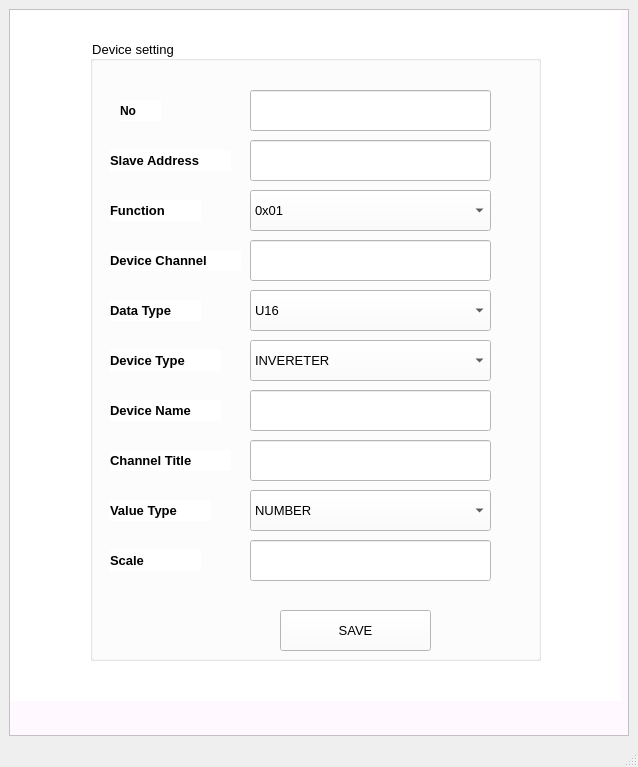
First picture: the form in Thesis/configUI/NEWUI/slave.ui, repository tnt310/ptn209b3, before the edit.
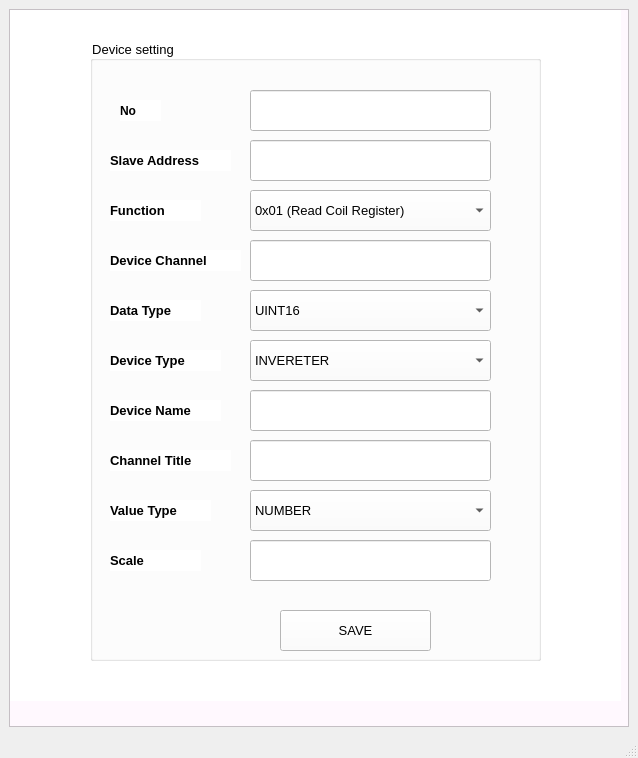
Second picture: the form after the edit.

Diff of the .ui file:
```diff
--- a/Thesis/configUI/NEWUI/slave.ui
+++ b/Thesis/configUI/NEWUI/slave.ui
@@ -7,7 +7,7 @@
     <x>0</x>
     <y>0</y>
     <width>638</width>
-    <height>767</height>
+    <height>758</height>
    </rect>
   </property>
   <property name="windowTitle">
@@ -30,7 +30,7 @@
          <x>0</x>
          <y>0</y>
          <width>614</width>
-         <height>692</height>
+         <height>683</height>
         </rect>
        </property>
        <widget class="QFrame" name="seial_workspace">
@@ -175,7 +175,7 @@
           </property>
           <item>
            <property name="text">
-            <string>0x01</string>
+            <string>0x01 (Read Coil Register)</string>
            </property>
           </item>
           <item>
@@ -450,7 +450,7 @@
           </property>
           <item>
            <property name="text">
-            <string>U16</string>
+            <string>UINT16</string>
            </property>
           </item>
           <item>
```
Left out of the diff: 29 changed lines with no effect on the pictures.
